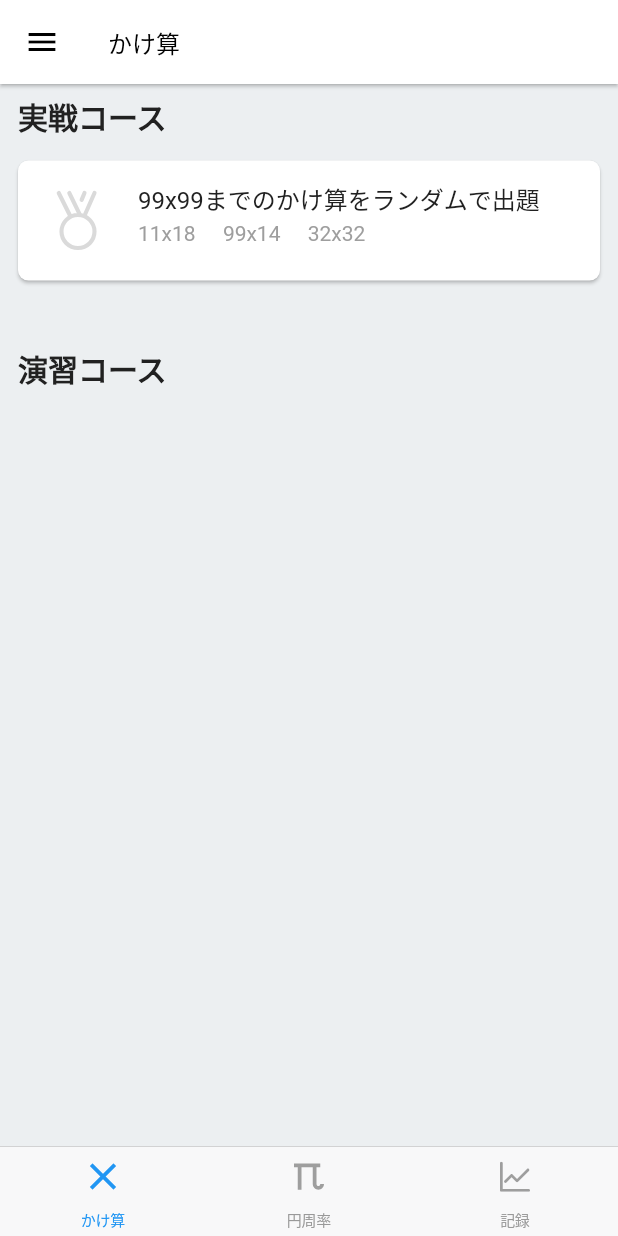
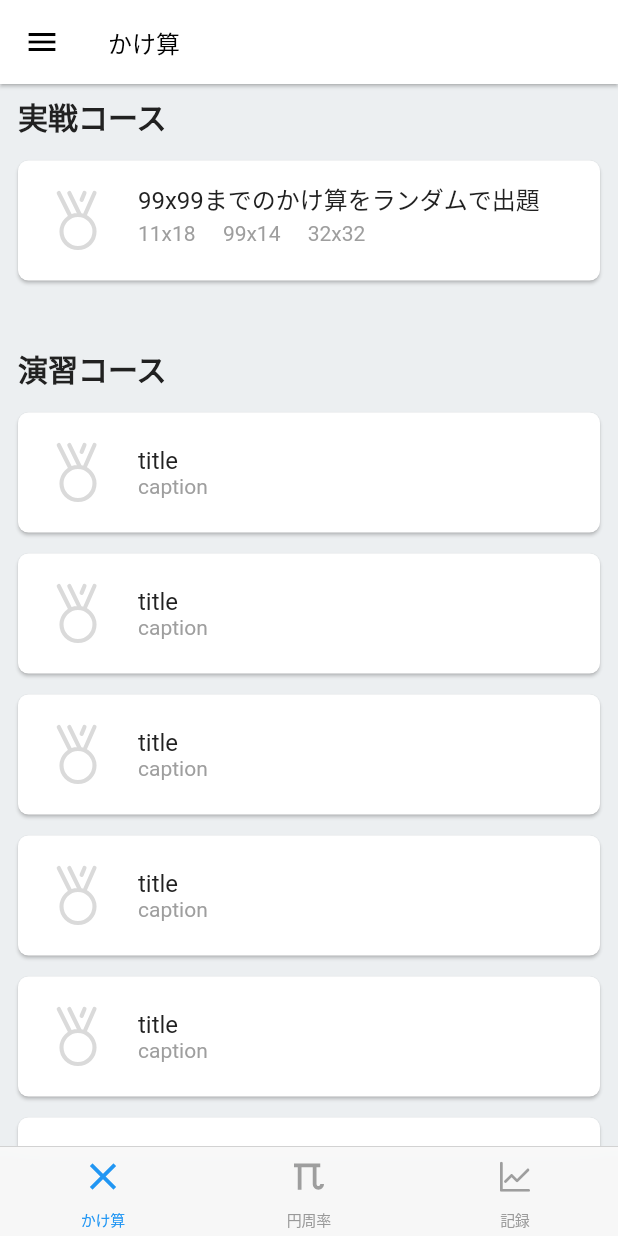
Before and after one commit to matsumo-and/Flutter_Pi_Memorization, a Flutter app: the screen it shows after launch, on a phone screen of 412 x 824 dp. Run offline on Flutter 3.47's test engine with Material 2 defaults, Android fonts, the phone set to English and light mode, and no system bars; our stand-ins replace flutter_riverpod, flutter_svg, google_fonts.

Commit message:
tab barでScrollViewが隠れるバグ

```diff
--- a/lib/view/bottom_tab_bar.dart
+++ b/lib/view/bottom_tab_bar.dart
@@ -62,6 +62,7 @@
   @override
   Widget build(BuildContext context) {
     return CupertinoTabScaffold(
+        resizeToAvoidBottomInset: false,
         controller: _controller,
         tabBar: CupertinoTabBar(
           height: 60,
@@ -93,7 +94,11 @@
           return CupertinoTabView(
             navigatorKey: _globalKeyList[index],
             builder: (context) {
-              return _tabsList[index].widget;
+              return Padding(
+                padding: EdgeInsets.only(
+                    bottom: MediaQuery.of(context).padding.bottom),
+                child: _tabsList[index].widget,
+              );
             },
           );
         });
--- a/lib/view/multiplication/multiplication.dart
+++ b/lib/view/multiplication/multiplication.dart
@@ -47,6 +47,12 @@
               ),
             ),
           ),
+          for (int i = 0; i < 10; i++)
+            CourseCard(
+              title: 'title',
+              caption: 'caption',
+              onTap: () {},
+            )
         ]),
       ),
     );
```
